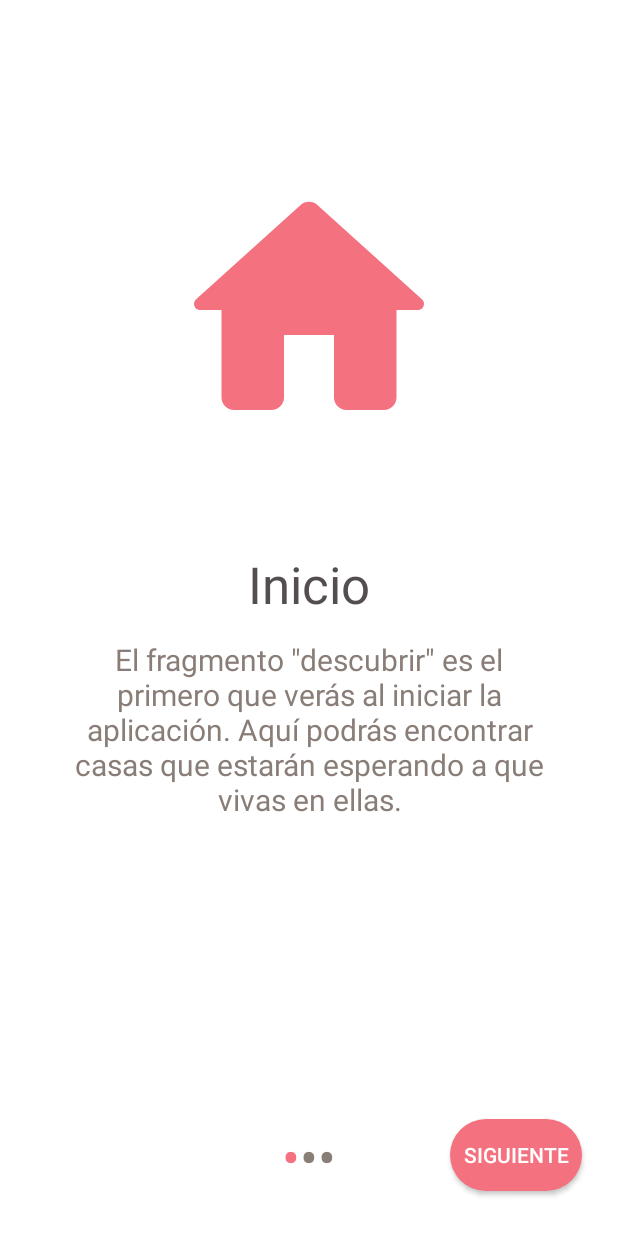
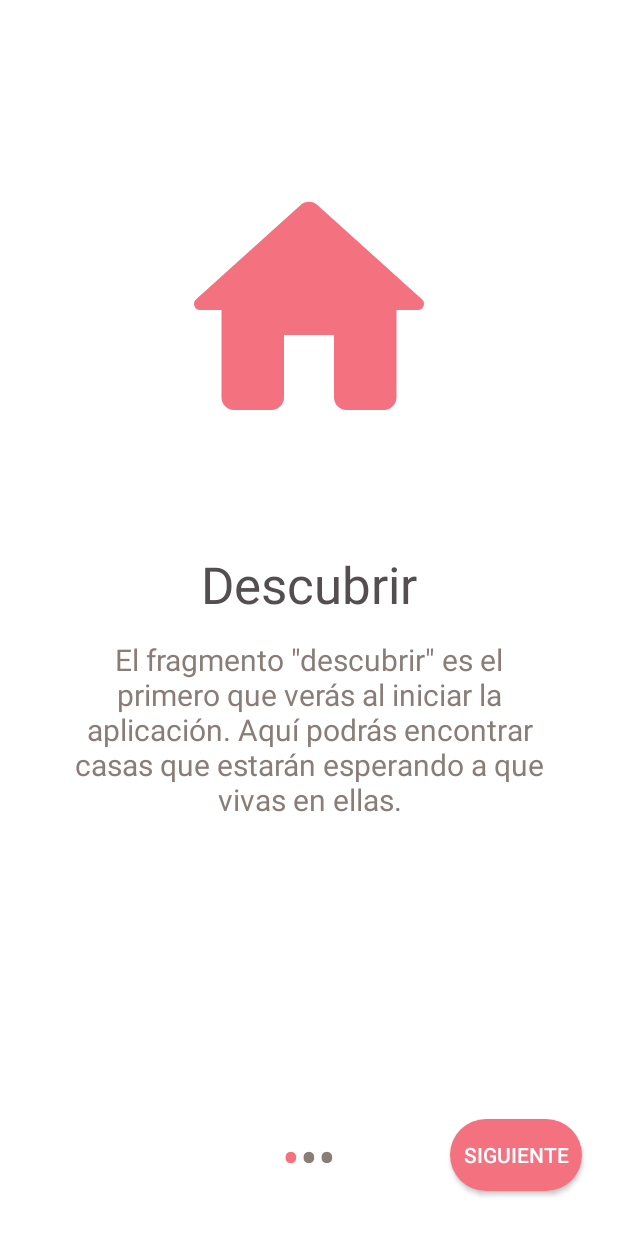
Before and after one commit to marc0dev0417/DigiRenting, an Android app: the SliderActivity screen opened directly, with no data from a screen before it, on a phone screen of 412 x 824 dp. Run offline under Robolectric (Android 15) with nearby library versions, the phone set to English and light mode, and no system bars; network calls fail.

```diff
--- a/Proyecto_Movil/app/src/main/res/values/strings.xml
+++ b/Proyecto_Movil/app/src/main/res/values/strings.xml
@@ -13,7 +13,7 @@
 
     <string-array name="titlesSlider">
 
-        <item>Inicio</item>
+        <item>Descubrir</item>
         <item>Favoritos</item>
         <item>Añadir</item>
 
```
Also changed, not shown: 1 other file.
